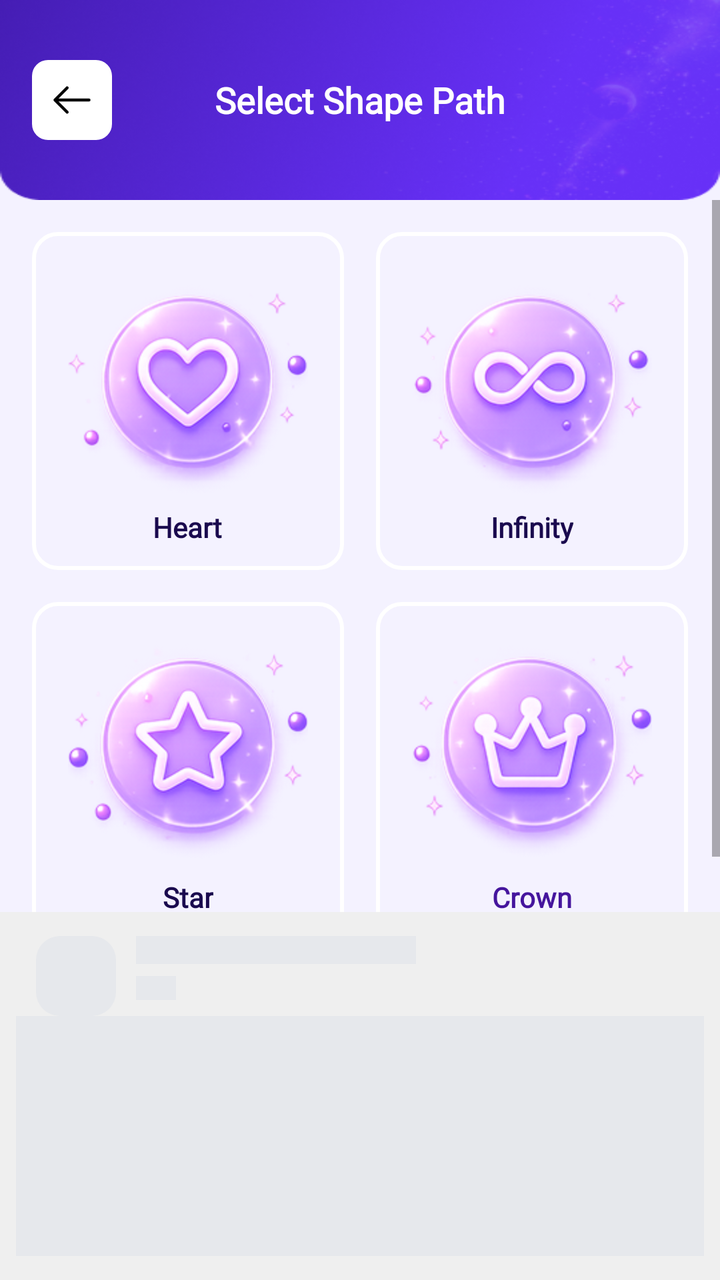
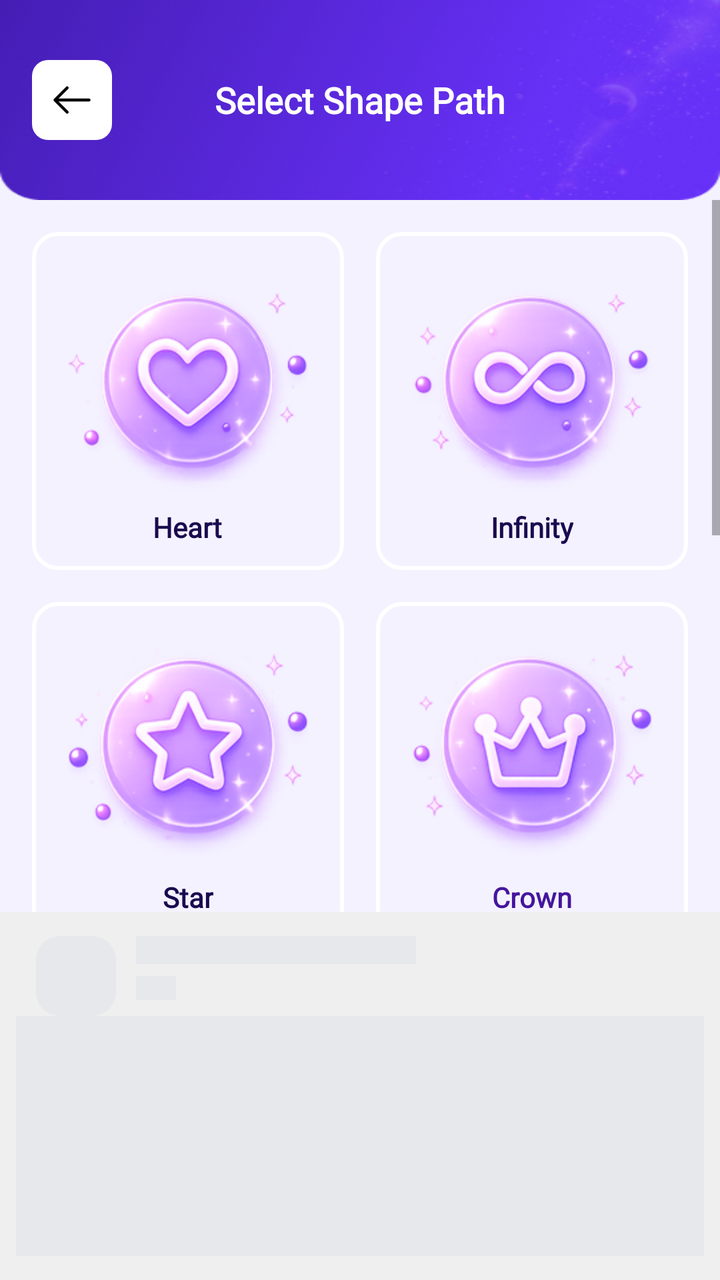

Compare the two renders of this Android layout. The source of the first and the diff that turns it into the second are given below.
<!-- AndroidManifest.xml: application theme AppTheme -->
<!-- res/layout/activity_shape_selector.xml -->
<?xml version="1.0" encoding="utf-8"?>
<LinearLayout xmlns:android="http://schemas.android.com/apk/res/android"
    xmlns:app="http://schemas.android.com/apk/res-auto"
    android:layout_width="match_parent"
    android:layout_height="match_parent"
    android:orientation="vertical"
    android:background="@color/cosmic_background"
    android:fitsSystemWindows="false">

    <RelativeLayout
        android:layout_width="match_parent"
        android:layout_height="@dimen/dp_100"
        android:background="@drawable/bg_header"
        android:paddingTop="@dimen/dp_24"
        android:paddingHorizontal="16dp">

        <ImageView
            android:id="@+id/btnBack"
            android:layout_width="40dp"
            android:layout_height="40dp"
            android:layout_alignParentLeft="true"
            android:layout_centerVertical="true"
            android:clickable="true"
            android:focusable="true"
            android:src="@drawable/ic_arrow_back" />

        <TextView
            android:layout_width="wrap_content"
            android:layout_height="wrap_content"
            android:layout_centerInParent="true"
            android:fontFamily="@font/app_font"
            android:text="@string/select_shape_path"
            android:textColor="@color/cosmic_white"
            android:textSize="18sp"
            android:textStyle="bold" />
    </RelativeLayout>

    <ScrollView
        android:layout_width="match_parent"
        android:layout_height="0dp"
        android:layout_weight="1"
        android:descendantFocusability="beforeDescendants"
        android:fillViewport="true">

        <GridLayout
            android:layout_width="match_parent"
            android:layout_height="wrap_content"
            android:columnCount="2"
            android:rowCount="2"
            android:descendantFocusability="beforeDescendants"
            android:padding="8dp">

            
            <FrameLayout
                android:id="@+id/cardHeart"
                android:layout_width="0dp"
                android:layout_height="wrap_content"
                android:layout_columnWeight="1"
                android:layout_margin="8dp"
                android:background="@drawable/bg_card_border"
                android:clickable="true"
                android:focusable="true">

                <LinearLayout
                    android:layout_width="match_parent"
                    android:layout_height="match_parent"
                    android:orientation="vertical"
                    android:gravity="center"
                    android:padding="12dp">

                    <ImageView
                        android:layout_width="@dimen/dp_120"
                        android:layout_height="@dimen/dp_120"
                        android:src="@drawable/ic_shape_heart" />

                    <TextView
                        android:layout_width="wrap_content"
                        android:layout_height="wrap_content"
                        android:text="@string/shape_heart"
                        android:textColor="@color/cosmic_text_primary"
                        android:textSize="14sp"
                        android:textStyle="bold"
                        android:layout_marginTop="6dp"
                        android:fontFamily="@font/app_font" />
                </LinearLayout>
            </FrameLayout>

            
            <FrameLayout
                android:id="@+id/cardInfinity"
                android:layout_width="0dp"
                android:layout_height="wrap_content"
                android:layout_columnWeight="1"
                android:layout_margin="8dp"
                android:background="@drawable/bg_card_border"
                android:clickable="true"
                android:focusable="true">

                <LinearLayout
                    android:layout_width="match_parent"
                    android:layout_height="match_parent"
                    android:orientation="vertical"
                    android:gravity="center"
                    android:padding="12dp">

                    <ImageView
                        android:layout_width="@dimen/dp_120"
                        android:layout_height="@dimen/dp_120"
                        android:src="@drawable/ic_shape_infinity" />

                    <TextView
                        android:layout_width="wrap_content"
                        android:layout_height="wrap_content"
                        android:text="@string/shape_infinity"
                        android:textColor="@color/cosmic_text_primary"
                        android:textSize="14sp"
                        android:textStyle="bold"
                        android:layout_marginTop="6dp"
                        android:fontFamily="@font/app_font" />
                </LinearLayout>
            </FrameLayout>

            
            <FrameLayout
                android:id="@+id/cardStar"
                android:layout_width="0dp"
                android:layout_height="wrap_content"
                android:layout_columnWeight="1"
                android:layout_margin="8dp"
                android:background="@drawable/bg_card_border"
                android:clickable="true"
                android:focusable="true">

                <LinearLayout
                    android:layout_width="match_parent"
                    android:layout_height="match_parent"
                    android:orientation="vertical"
                    android:gravity="center"
                    android:padding="12dp">

                    <ImageView
                        android:layout_width="@dimen/dp_120"
                        android:layout_height="@dimen/dp_120"
                        android:src="@drawable/ic_star" />

                    <TextView
                        android:layout_width="wrap_content"
                        android:layout_height="wrap_content"
                        android:text="@string/shape_star"
                        android:textColor="@color/cosmic_text_primary"
                        android:textSize="14sp"
                        android:textStyle="bold"
                        android:layout_marginTop="6dp"
                        android:fontFamily="@font/app_font" />
                </LinearLayout>
            </FrameLayout>

            
            <FrameLayout
                android:id="@+id/cardCrown"
                android:layout_width="0dp"
                android:layout_height="wrap_content"
                android:layout_columnWeight="1"
                android:layout_margin="8dp"
                android:background="@drawable/bg_card_border"
                android:clickable="true"
                android:focusable="true">

                <LinearLayout
                    android:layout_width="match_parent"
                    android:layout_height="match_parent"
                    android:orientation="vertical"
                    android:gravity="center"
                    android:padding="12dp">

                    <ImageView
                        android:layout_width="@dimen/dp_120"
                        android:layout_height="@dimen/dp_120"
                        android:src="@drawable/ic_crown" />

                    <TextView
                        android:layout_width="wrap_content"
                        android:layout_height="wrap_content"
                        android:text="@string/shape_crown"
                        android:textColor="#45159D"
                        android:textSize="14sp"
                        android:textStyle="bold"
                        android:layout_marginTop="6dp"
                        android:fontFamily="@font/app_font" />
                </LinearLayout>
            </FrameLayout>

            
            
            <FrameLayout
                android:id="@+id/cardFlower"
                android:layout_width="0dp"
                android:layout_height="wrap_content"
                android:layout_columnWeight="1"
                android:layout_margin="8dp"
                android:background="@drawable/bg_card_border"
                android:clickable="true"
                android:focusable="true"
                android:visibility="gone">

                <LinearLayout
                    android:layout_width="match_parent"
                    android:layout_height="match_parent"
                    android:orientation="vertical"
                    android:gravity="center"
                    android:padding="12dp">

                    <ImageView
                        android:layout_width="@dimen/dp_120"
                        android:layout_height="@dimen/dp_120"
                        android:src="@drawable/ic_shape_flower" />

                    <TextView
                        android:layout_width="wrap_content"
                        android:layout_height="wrap_content"
                        android:text="@string/shape_flower"
                        android:textColor="@color/cosmic_text_primary"
                        android:textSize="14sp"
                        android:textStyle="bold"
                        android:layout_marginTop="6dp"
                        android:fontFamily="@font/app_font" />
                </LinearLayout>
            </FrameLayout>

            
            <FrameLayout
                android:id="@+id/cardClover"
                android:layout_width="0dp"
                android:layout_height="wrap_content"
                android:layout_columnWeight="1"
                android:layout_margin="8dp"
                android:background="@drawable/bg_card_border"
                android:clickable="true"
                android:focusable="true"
                android:visibility="gone">

                <LinearLayout
                    android:layout_width="match_parent"
                    android:layout_height="match_parent"
                    android:orientation="vertical"
                    android:gravity="center"
                    android:padding="12dp">

                    <ImageView
                        android:layout_width="@dimen/dp_120"
                        android:layout_height="@dimen/dp_120"
                        android:src="@drawable/ic_shape_clover" />

                    <TextView
                        android:layout_width="wrap_content"
                        android:layout_height="wrap_content"
                        android:text="@string/shape_clover"
                        android:textColor="@color/cosmic_text_primary"
                        android:textSize="14sp"
                        android:textStyle="bold"
                        android:layout_marginTop="6dp"
                        android:fontFamily="@font/app_font" />
                </LinearLayout>
            </FrameLayout>

            
            <FrameLayout
                android:id="@+id/cardButterfly"
                android:layout_width="0dp"
                android:layout_height="wrap_content"
                android:layout_columnWeight="1"
                android:layout_margin="8dp"
                android:background="@drawable/bg_card_border"
                android:clickable="true"
                android:focusable="true"
                android:visibility="gone">

                <LinearLayout
                    android:layout_width="match_parent"
                    android:layout_height="match_parent"
                    android:orientation="vertical"
                    android:gravity="center"
                    android:padding="12dp">

                    <ImageView
                        android:layout_width="@dimen/dp_120"
                        android:layout_height="@dimen/dp_120"
                        android:src="@drawable/ic_shape_butterfly" />

                    <TextView
                        android:layout_width="wrap_content"
                        android:layout_height="wrap_content"
                        android:text="@string/shape_butterfly"
                        android:textColor="#45159D"
                        android:textSize="14sp"
                        android:textStyle="bold"
                        android:layout_marginTop="6dp"
                        android:fontFamily="@font/app_font" />
                </LinearLayout>
            </FrameLayout>

            
            <FrameLayout
                android:id="@+id/cardDiamond"
                android:layout_width="0dp"
                android:layout_height="wrap_content"
                android:layout_columnWeight="1"
                android:layout_margin="8dp"
                android:background="@drawable/bg_card_border"
                android:clickable="true"
                android:focusable="true"
                android:visibility="gone">

                <LinearLayout
                    android:layout_width="match_parent"
                    android:layout_height="match_parent"
                    android:orientation="vertical"
                    android:gravity="center"
                    android:padding="12dp">

                    <ImageView
                        android:layout_width="@dimen/dp_120"
                        android:layout_height="@dimen/dp_120"
                        android:src="@drawable/ic_shape_diamond" />

                    <TextView
                        android:layout_width="wrap_content"
                        android:layout_height="wrap_content"
                        android:text="@string/shape_diamond"
                        android:textColor="#45159D"
                        android:textSize="14sp"
                        android:textStyle="bold"
                        android:layout_marginTop="6dp"
                        android:fontFamily="@font/app_font" />
                </LinearLayout>
            </FrameLayout>

        </GridLayout>
    </ScrollView>

    
    <FrameLayout
        android:id="@+id/layoutAds"
        android:layout_width="match_parent"
        android:layout_height="wrap_content">

        <include layout="@layout/ads_shimmer_native_media" />
    </FrameLayout>
</LinearLayout>
<!-- res/layout/ads_shimmer_native_media.xml (included above) -->
<?xml version="1.0" encoding="utf-8"?>
<FrameLayout xmlns:android="http://schemas.android.com/apk/res/android"
    android:id="@+id/shimmer_view"
    android:layout_width="match_parent"
    android:layout_height="wrap_content"
    android:background="#EFEFEF"
    android:padding="8dp">

    
    <LinearLayout
        android:layout_width="match_parent"
        android:layout_height="wrap_content"
        android:gravity="center_vertical"
        android:orientation="vertical"
        android:paddingVertical="4dp">


        <LinearLayout
            android:layout_width="match_parent"
            android:layout_height="wrap_content"
            android:layout_marginStart="10dp"
            android:orientation="horizontal">

            
            <View
                android:layout_width="40dp"
                android:layout_height="40dp"
                android:background="@drawable/bg_white_rounded_12"
                android:backgroundTint="@color/lightTransparent" />

            <LinearLayout
                android:layout_width="match_parent"
                android:layout_height="wrap_content"
                android:layout_marginStart="10dp"
                android:layout_weight="1"
                android:orientation="vertical">

                
                <View
                    android:layout_width="140dp"
                    android:layout_height="14dp"
                    android:background="@color/lightTransparent" />

                
                <View
                    android:layout_width="20dp"
                    android:layout_height="12dp"
                    android:layout_marginTop="6dp"
                    android:background="@color/lightTransparent" />
            </LinearLayout>

        </LinearLayout>


        <View
            android:layout_width="match_parent"
            android:layout_height="120dp"
            android:layout_marginTop="@dimen/_5sdp"
            android:background="@color/lightTransparent" />

        
        <View
            android:layout_width="match_parent"
            android:layout_height="@dimen/_35sdp"
            android:background="@color/lightTransparent" />

    </LinearLayout>

    


</FrameLayout>
<!-- resources referenced by this layout -->
<resources>
  <color name="cosmic_background">#F4F2FF</color>
  <color name="cosmic_text_primary">#1A0A4E</color>
  <color name="cosmic_white">#FFFFFF</color>
  <color name="lightTransparent">#E6E8EC</color>
  <dimen name="dp_100">100dp</dimen>
  <dimen name="dp_120">120dp</dimen>
  <dimen name="dp_24">24dp</dimen>
  <!-- drawable bg_card_border (drawable) -->
  <?xml version="1.0" encoding="utf-8"?>
  <shape xmlns:android="http://schemas.android.com/apk/res/android">
  
      <solid android:color="#F4F2FF"/>
  
      <stroke
          android:width="2dp"
          android:color="#FFFFFF"/>
  
      <corners android:radius="12dp"/>
  
  </shape>
  <!-- drawable bg_white_rounded_12 (drawable) -->
  <?xml version="1.0" encoding="utf-8"?>
  <shape xmlns:android="http://schemas.android.com/apk/res/android"
      android:shape="rectangle">
      <solid android:color="@color/cosmic_white" />
      <corners android:radius="12dp" />
  </shape>
  <!-- drawable ic_shape_butterfly (drawable) -->
  <vector xmlns:android="http://schemas.android.com/apk/res/android"
      android:width="48dp"
      android:height="48dp"
      android:viewportWidth="48"
      android:viewportHeight="48">
  
      
      <path
          android:strokeColor="#C85C32"
          android:strokeWidth="3.5"
          android:strokeLineCap="round"
          android:strokeLineJoin="round"
          android:pathData="M 24 20 C 20 10, 10 10, 14 20 C 10 26, 20 30, 24 24 C 28 30, 38 26, 34 20 C 38 10, 28 10, 24 20 Z M 24 20 L 21 10 M 24 20 L 27 10" />
  
  </vector>
  <!-- drawable ic_shape_clover (drawable) -->
  <vector xmlns:android="http://schemas.android.com/apk/res/android"
      android:width="48dp"
      android:height="48dp"
      android:viewportWidth="48"
      android:viewportHeight="48">
  
      
      <path
          android:strokeColor="#C85C32"
          android:strokeWidth="3.5"
          android:strokeLineCap="round"
          android:strokeLineJoin="round"
          android:pathData="M 24 24 C 24 12, 12 12, 24 24 C 24 36, 36 36, 24 24 C 36 24, 36 12, 24 24 C 12 24, 12 36, 24 24 Z M 24 24 L 20 40" />
  
  </vector>
  <!-- drawable ic_shape_diamond (drawable) -->
  <vector xmlns:android="http://schemas.android.com/apk/res/android"
      android:width="48dp"
      android:height="48dp"
      android:viewportWidth="24"
      android:viewportHeight="24">
      <path
          android:fillColor="@color/cosmic_accent"
          android:pathData="M12,2L2,12l10,10l10,-10L12,2z M12,4.8L19.2,12L12,19.2L4.8,12L12,4.8z" />
  </vector>
  <string name="select_shape_path">Select Shape Path</string>
  <string name="shape_butterfly">Butterfly</string>
  <string name="shape_clover">Four-leaf Clover</string>
  <string name="shape_crown">Crown</string>
  <string name="shape_diamond">Diamond</string>
  <string name="shape_flower">Flower</string>
  <string name="shape_heart">Heart</string>
  <string name="shape_infinity">Infinity</string>
  <string name="shape_star">Star</string>
  <style name="AppTheme" parent="Theme.MaterialComponents.DayNight.NoActionBar">
          <item name="android:windowBackground">@color/cosmic_background</item>
          <item name="android:colorBackground">@color/cosmic_background</item>
          <item name="android:windowContentOverlay">@null</item>
          <item name="android:statusBarColor">@android:color/transparent</item>
          <item name="android:navigationBarColor">@android:color/transparent</item>
          <item name="windowNoTitle">true</item>
          <item name="windowActionBar">false</item>
      </style>
  <color name="cosmic_accent">#7F3DFF</color>
  <!-- unchanged entries left out for length: 7 -->
</resources>

<!-- the commit's change to res/layout/activity_shape_selector.xml (unified diff, before → after) -->
@@ -201,7 +201,7 @@
                 android:background="@drawable/bg_card_border"
                 android:clickable="true"
                 android:focusable="true"
-                android:visibility="gone">
+                android:visibility="visible">
 
                 <LinearLayout
                     android:layout_width="match_parent"
@@ -237,7 +237,7 @@
                 android:background="@drawable/bg_card_border"
                 android:clickable="true"
                 android:focusable="true"
-                android:visibility="gone">
+                android:visibility="visible">
 
                 <LinearLayout
                     android:layout_width="match_parent"
@@ -273,7 +273,7 @@
                 android:background="@drawable/bg_card_border"
                 android:clickable="true"
                 android:focusable="true"
-                android:visibility="gone">
+                android:visibility="visible">
 
                 <LinearLayout
                     android:layout_width="match_parent"
@@ -309,7 +309,7 @@
                 android:background="@drawable/bg_card_border"
                 android:clickable="true"
                 android:focusable="true"
-                android:visibility="gone">
+                android:visibility="visible">
 
                 <LinearLayout
                     android:layout_width="match_parent"
